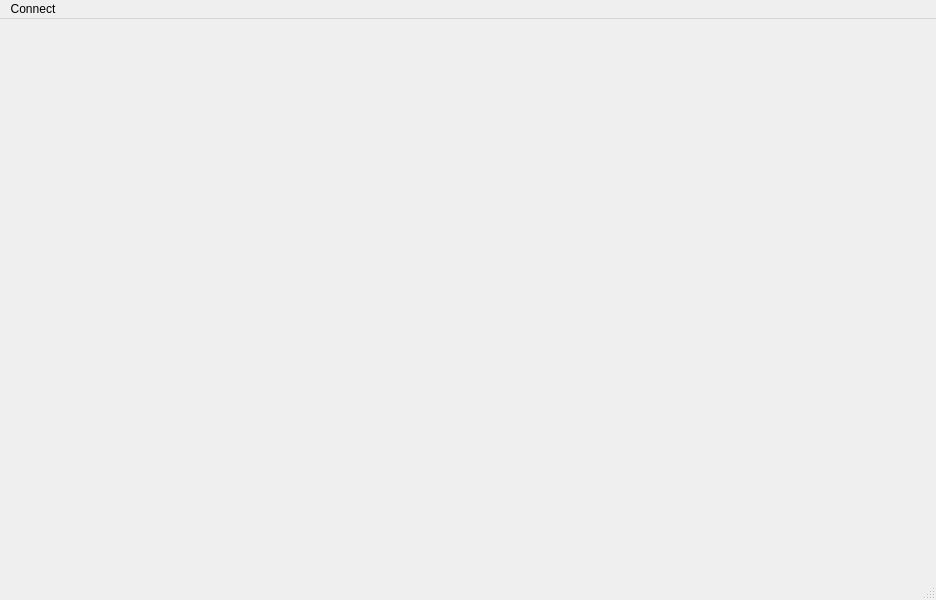
The window that forms/mainwindow.ui (akhmeade/yanileda) describes before a commit, drawn with Qt 5.
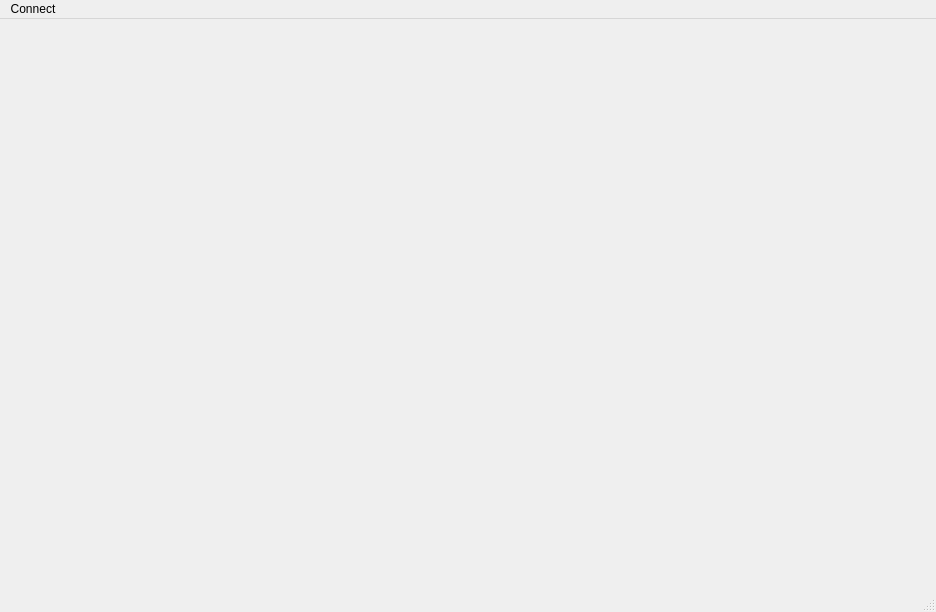
The same window after the commit.

```diff
--- a/forms/mainwindow.ui
+++ b/forms/mainwindow.ui
@@ -7,7 +7,7 @@
     <x>0</x>
     <y>0</y>
     <width>936</width>
-    <height>600</height>
+    <height>612</height>
    </rect>
   </property>
   <property name="windowTitle">
```
